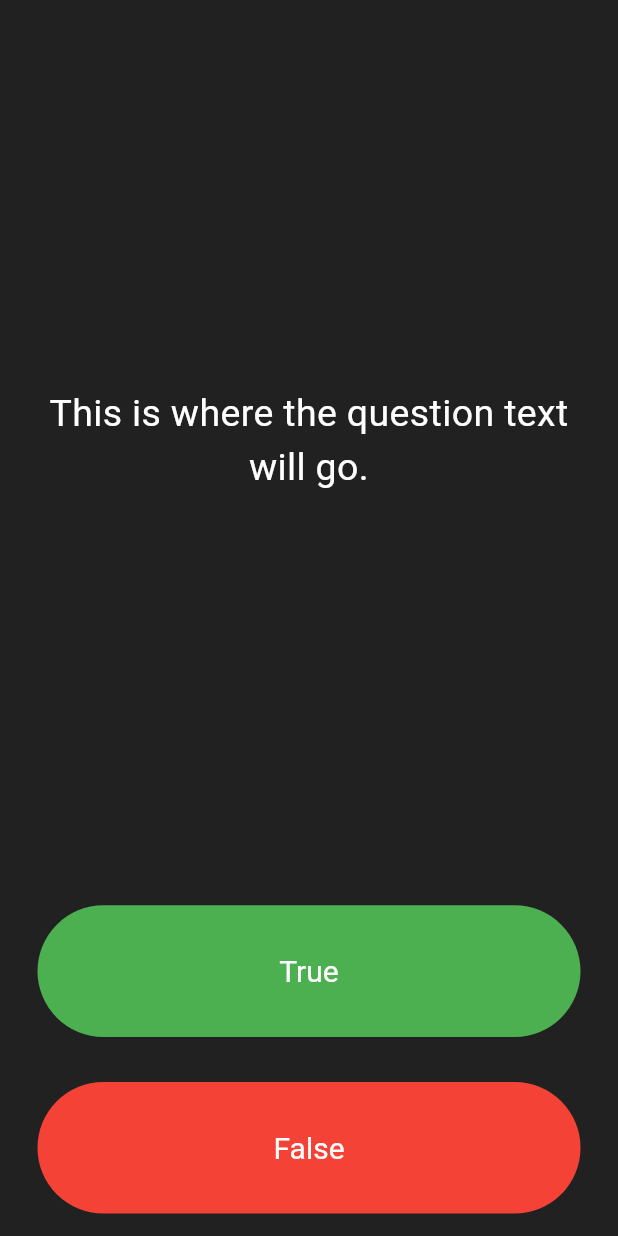
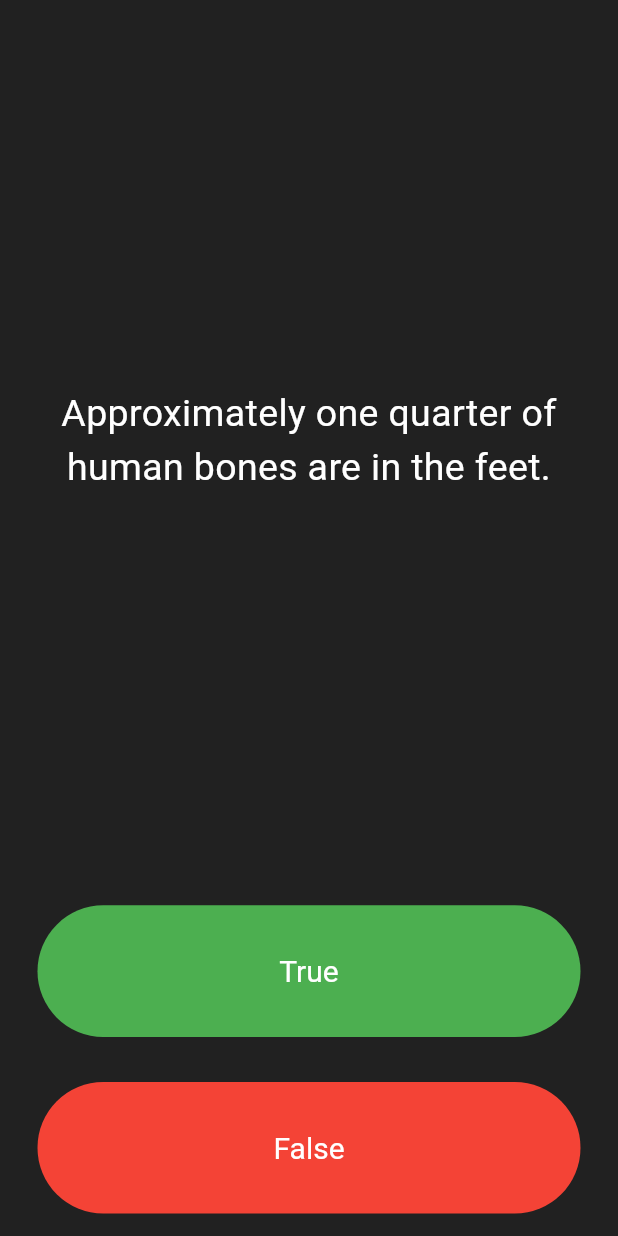
Before and after one commit to malith45/quizzler, a Flutter app: the screen it shows after launch, after a tap on "True", on a phone screen of 412 x 824 dp. Run offline on Flutter 3.47's test engine with Material 3 defaults, Android fonts, the phone set to English and light mode, and no system bars.

Commit message:
Qustions class is created to display questions.

```diff
--- a/lib/main.dart
+++ b/lib/main.dart
@@ -1,4 +1,5 @@
 import 'package:flutter/material.dart';
+import 'questions.dart';
 
 void main() {
   runApp(const MyApp());
@@ -31,21 +32,36 @@ class QuizPage extends StatefulWidget {
 }
 
 class QuizPageState extends State<QuizPage> {
+  List<Widget> scoreKeeper = [];
+
+  int qNum = 0;
+
+  List<Questions> questionList = [
+    Questions(
+        questionText: 'You can lead a cow down stairs but not up stairs.',
+        answer: false),
+    Questions(
+        questionText:
+            'Approximately one quarter of human bones are in the feet.',
+        answer: true),
+    Questions(questionText: 'A slug\'s blood is green.', answer: true)
+  ];
+
   @override
   Widget build(BuildContext context) {
     return Column(
       mainAxisAlignment: MainAxisAlignment.spaceBetween,
       crossAxisAlignment: CrossAxisAlignment.stretch,
       children: <Widget>[
-        const Expanded(
+        Expanded(
           flex: 5,
           child: Padding(
-            padding: EdgeInsets.all(10.0),
+            padding: const EdgeInsets.all(10.0),
             child: Center(
               child: Text(
-                'This is where the question text will go.',
+                questionList[qNum].questionText,
                 textAlign: TextAlign.center,
-                style: TextStyle(
+                style: const TextStyle(
                   fontSize: 25.0,
                   color: Colors.white,
                 ),
@@ -65,7 +81,17 @@ class QuizPageState extends State<QuizPage> {
                 ),
               ),
               onPressed: () {
-                //The user picked true.
+                bool correct = questionList[qNum].answer;
+
+                if (correct == true) {
+                  debugPrint('Correct Answer');
+                } else {
+                  debugPrint('Wrong Answer');
+                }
+                setState(() {
+                  qNum++;
+                  debugPrint('Next');
+                });
               },
               child: const Text('True'),
             ),
@@ -83,14 +109,31 @@ class QuizPageState extends State<QuizPage> {
                 ),
               ),
               onPressed: () {
-                //The user picked false.
+                bool correct = questionList[qNum].answer;
+
+                if (correct == false) {
+                  debugPrint('Correct Answer');
+                } else {
+                  debugPrint('Wrong Answer');
+                }
+                setState(() {
+                  qNum++;
+                });
               },
               child: const Text('False'),
             ),
           ),
         ),
         //TODO: Code
+        Row(
+          children: scoreKeeper,
+        )
       ],
     );
   }
 }
+/*
+question1: 'You can lead a cow down stairs but not up stairs.', false,
+question2: 'Approximately one quarter of human bones are in the feet.', true,
+question3: 'A slug\'s blood is green.', true,
+*/
--- /dev/null
+++ b/lib/questions.dart
@@ -0,0 +1,6 @@
+class Questions {
+  String questionText;
+  bool answer;
+
+  Questions({required this.questionText, required this.answer});
+}
```
Also changed, not shown: 57 other files.
